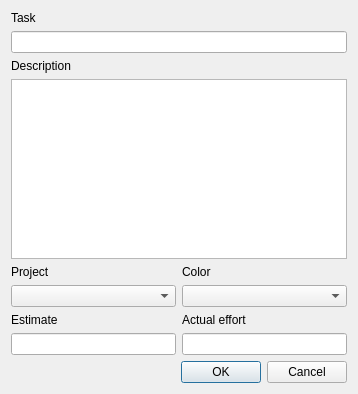
This is edittaskdialog.ui in atilm/TaskBoard as Qt 5 draws it before an edit. The edited form follows.
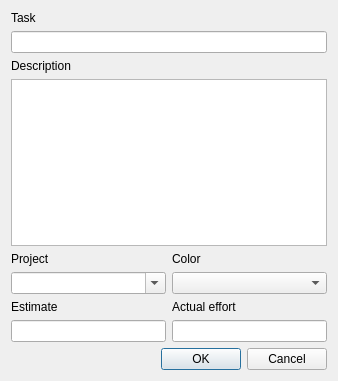
This is the edited form.

What changed in the file:
```diff
--- a/edittaskdialog.ui
+++ b/edittaskdialog.ui
@@ -6,8 +6,8 @@
    <rect>
     <x>0</x>
     <y>0</y>
-    <width>358</width>
-    <height>394</height>
+    <width>338</width>
+    <height>381</height>
    </rect>
   </property>
   <property name="windowTitle">
@@ -32,7 +32,11 @@
     </widget>
    </item>
    <item row="5" column="0">
-    <widget class="QComboBox" name="projectComboBox"/>
+    <widget class="QComboBox" name="projectComboBox">
+     <property name="editable">
+      <bool>true</bool>
+     </property>
+    </widget>
    </item>
    <item row="5" column="1">
     <widget class="QComboBox" name="colorComboBox"/>
```
